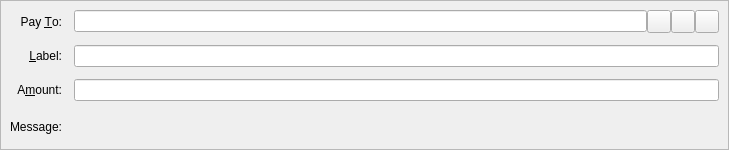
This is src/qt/forms/sendcoinsentry.ui in LIMXTEC/Megacoin as Qt 5 draws it before an edit. The edited form follows.
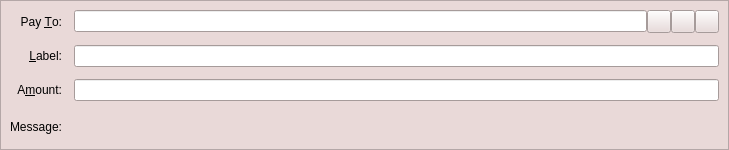
This is the edited form. Icons and pictures are not drawn. Custom widgets are drawn as their Qt base class.

```diff
--- a/src/qt/forms/sendcoinsentry.ui
+++ b/src/qt/forms/sendcoinsentry.ui
@@ -10,6 +10,97 @@
     <height>150</height>
    </rect>
   </property>
+  <property name="palette">
+   <palette>
+    <active>
+     <colorrole role="Button">
+      <brush brushstyle="SolidPattern">
+       <color alpha="255">
+        <red>233</red>
+        <green>217</green>
+        <blue>216</blue>
+       </color>
+      </brush>
+     </colorrole>
+     <colorrole role="Base">
+      <brush brushstyle="SolidPattern">
+       <color alpha="255">
+        <red>255</red>
+        <green>255</green>
+        <blue>255</blue>
+       </color>
+      </brush>
+     </colorrole>
+     <colorrole role="Window">
+      <brush brushstyle="SolidPattern">
+       <color alpha="255">
+        <red>233</red>
+        <green>217</green>
+        <blue>216</blue>
+       </color>
+      </brush>
+     </colorrole>
+    </active>
+    <inactive>
+     <colorrole role="Button">
+      <brush brushstyle="SolidPattern">
+       <color alpha="255">
+        <red>233</red>
+        <green>217</green>
+        <blue>216</blue>
+       </color>
+      </brush>
+     </colorrole>
+     <colorrole role="Base">
+      <brush brushstyle="SolidPattern">
+       <color alpha="255">
+        <red>255</red>
+        <green>255</green>
+        <blue>255</blue>
+       </color>
+      </brush>
+     </colorrole>
+     <colorrole role="Window">
+      <brush brushstyle="SolidPattern">
+       <color alpha="255">
+        <red>233</red>
+        <green>217</green>
+        <blue>216</blue>
+       </color>
+      </brush>
+     </colorrole>
+    </inactive>
+    <disabled>
+     <colorrole role="Button">
+      <brush brushstyle="SolidPattern">
+       <color alpha="255">
+        <red>233</red>
+        <green>217</green>
+        <blue>216</blue>
+       </color>
+      </brush>
+     </colorrole>
+     <colorrole role="Base">
+      <brush brushstyle="SolidPattern">
+       <color alpha="255">
+        <red>233</red>
+        <green>217</green>
+        <blue>216</blue>
+       </color>
+      </brush>
+     </colorrole>
+     <colorrole role="Window">
+      <brush brushstyle="SolidPattern">
+       <color alpha="255">
+        <red>233</red>
+        <green>217</green>
+        <blue>216</blue>
+       </color>
+      </brush>
+     </colorrole>
+    </disabled>
+   </palette>
+  </property>
   <property name="focusPolicy">
    <enum>Qt::TabFocus</enum>
   </property>
```
Left out of the diff: 1 changed line with no effect on the pictures.
